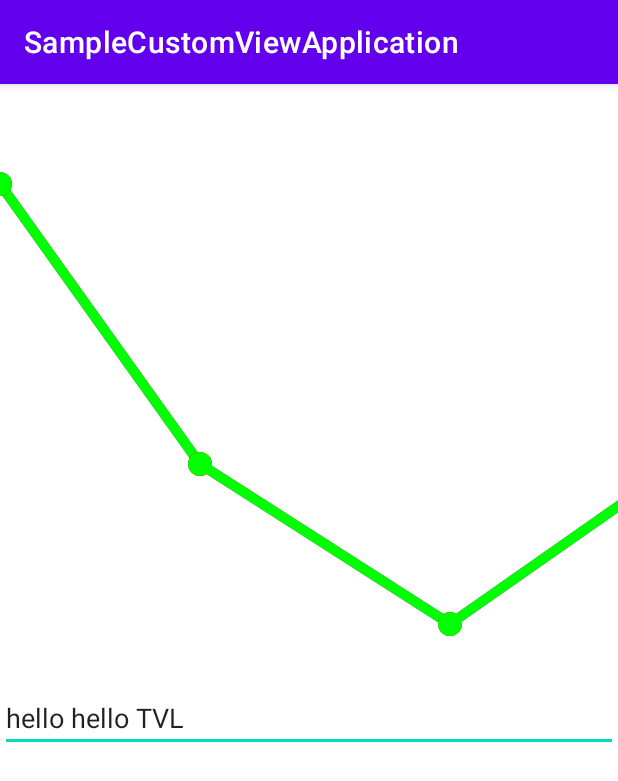
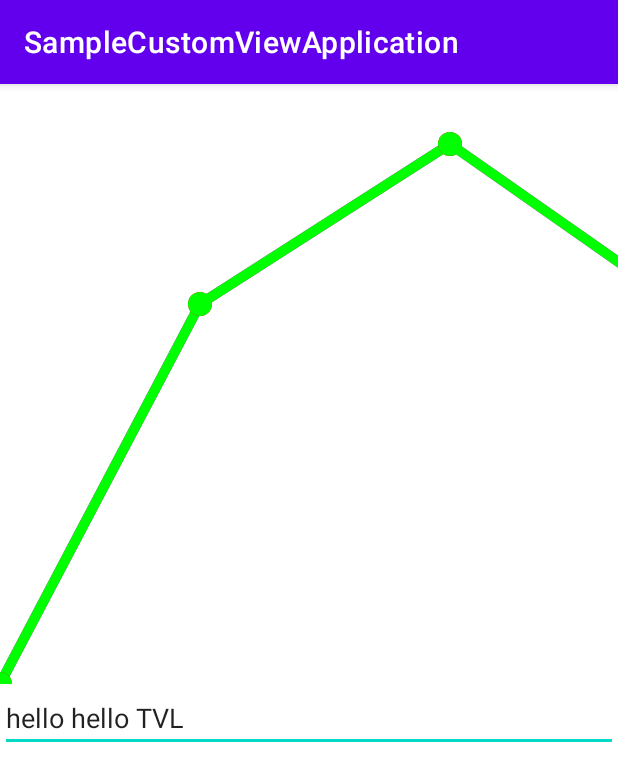
Before and after one commit to asifddlks/SampleCustomViewApplication, an Android app: the screen it shows after launch (CustomViewActivity), on a phone screen of 412 x 824 dp. Shown: the top 781 px of the screen. Run offline under Robolectric (Android 15) with nearby library versions, the phone set to English and light mode, and no system bars.

Commit message:
MultiTouchView with text points fix position

```diff
--- a/app/src/main/java/com/asifddlks/samplecustomviewapplication/CustomChartView.kt
+++ b/app/src/main/java/com/asifddlks/samplecustomviewapplication/CustomChartView.kt
@@ -42,36 +42,36 @@ class CustomChartView:View {
             if (i == 0) {
                 canvas.drawLine(
                     dataList[i].x,
-                    dataList[i].y, dataList[i + 1].x, dataList[i + 1].y, paint
+                    height-dataList[i].y, dataList[i + 1].x, height-dataList[i + 1].y, paint
                 )
                 paint.color = Color.GREEN
                 canvas.drawLine(
                     dataList[i].x,
-                    dataList[i].y, dataList[i + 1].x, dataList[i + 1].y, paint
+                    height-dataList[i].y, dataList[i + 1].x, height-dataList[i + 1].y, paint
                 )
                 paint.color = Color.RED
-                canvas.drawCircle(dataList[i].x, dataList[i].y, 12f, paint)
+                canvas.drawCircle(dataList[i].x, height-dataList[i].y, 12f, paint)
                 paint.color = Color.GREEN
-                canvas.drawCircle(dataList[i].x, dataList[i].y, 12f, paint)
+                canvas.drawCircle(dataList[i].x, height-dataList[i].y, 12f, paint)
             } else if (i > 0 && i < dataList.size - 1) {
                 canvas.drawLine(
                     dataList[i].x,
-                    dataList[i].y, dataList[i + 1].x, dataList[i + 1].y, paint
+                    height-dataList[i].y, dataList[i + 1].x, height-dataList[i + 1].y, paint
                 )
                 paint.color = Color.RED
-                canvas.drawCircle(dataList[i].x, dataList[i].y, 12f, paint)
+                canvas.drawCircle(dataList[i].x, height-dataList[i].y, 12f, paint)
                 paint.color = Color.GREEN
                 canvas.drawLine(
                     dataList[i].x,
-                    dataList[i].y, dataList[i + 1].x, dataList[i + 1].y, paint
+                    height-dataList[i].y, dataList[i + 1].x, height-dataList[i + 1].y, paint
                 )
                 paint.color = Color.GREEN
-                canvas.drawCircle(dataList[i].x, dataList[i].y, 12f, paint)
+                canvas.drawCircle(dataList[i].x, height-dataList[i].y, 12f, paint)
             } else if (i == dataList.size - 1) {
                 paint.color = Color.RED
-                canvas.drawCircle(dataList[i].x, dataList[i].y, 12f, paint)
+                canvas.drawCircle(dataList[i].x, height-dataList[i].y, 12f, paint)
                 paint.color = Color.GREEN
-                canvas.drawCircle(dataList[i].x, dataList[i].y, 12f, paint)
+                canvas.drawCircle(dataList[i].x, height-dataList[i].y, 12f, paint)
             }
         }
 
@@ -128,6 +128,8 @@ class CustomChartView:View {
                 canvas.drawCircle(xStopPointsLine2[i], yStopPointsLine2[i], 12f, paint)
             }
         }*/
+
+
     }
 
     override fun setMinimumHeight(minHeight: Int) {
--- a/app/src/main/java/com/asifddlks/samplecustomviewapplication/CustomViewActivity.kt
+++ b/app/src/main/java/com/asifddlks/samplecustomviewapplication/CustomViewActivity.kt
@@ -24,7 +24,7 @@ class CustomViewActivity : AppCompatActivity() {
         customChartView.draw()*/
 
         val dataList:MutableList<ChartModel> = ArrayList()
-        dataList.add(ChartModel(0f,100f))
+        dataList.add(ChartModel(0f,0f))
         dataList.add(ChartModel(200f, 380f   ))
         dataList.add(ChartModel(450f,540f, ))
         dataList.add(ChartModel(650f,400f ))
--- a/app/src/main/java/com/asifddlks/samplecustomviewapplication/MultiTouchView.kt
+++ b/app/src/main/java/com/asifddlks/samplecustomviewapplication/MultiTouchView.kt
@@ -16,11 +16,11 @@ import kotlin.math.abs
 class MultiTouchView @JvmOverloads constructor(context: Context,
                      attrs: AttributeSet? = null, defStyleAttr: Int = 0) : View(context, attrs, defStyleAttr) {
     //In this test, handle maximum of 2 pointer
-    val MAX_POINT_CNT = 2
+    val MAX_POINT_COUNT = 2
     private val paint = Paint(Paint.ANTI_ALIAS_FLAG)
-    var x = FloatArray(MAX_POINT_CNT)
-    var y = FloatArray(MAX_POINT_CNT)
-    var isTouch = BooleanArray(MAX_POINT_CNT)
+    var x = FloatArray(MAX_POINT_COUNT)
+    var y = FloatArray(MAX_POINT_COUNT)
+    var isTouch = BooleanArray(MAX_POINT_COUNT)
 
     var dataList:List<ChartModel> = ArrayList()
 
@@ -30,41 +30,38 @@ class MultiTouchView @JvmOverloads constructor(context: Context,
             paint.style = Paint.Style.STROKE
             paint.strokeWidth = 10f
             paint.color = Color.BLUE
-            //canvas.drawCircle(x[0], y[0], 50f, paint)
-            canvas.drawLine(findNearestPoint(x[0],dataList),0f,findNearestPoint(x[0],dataList),height.toFloat(),paint)
+            canvas.drawLine(findNearestPoint(x[0],dataList).x,0f,findNearestPoint(x[0],dataList).x,height.toFloat(),paint)
 
             paint.style = Paint.Style.FILL
             paint.color = Color.BLACK
             paint.textSize = 20f
-            canvas.drawText("x: ${findNearestPoint(x[0],dataList)} y: ${y[0]}",findNearestPoint(x[0],dataList),y[0]-80f,paint)
-
+            canvas.drawText("x: ${findNearestPoint(x[0],dataList).x} y: ${findNearestPoint(x[0],dataList).y}",findNearestPoint(x[0],dataList).x+10,height-findNearestPoint(x[0],dataList).y,paint)
         }
         if (isTouch[1]) {
             paint.style = Paint.Style.STROKE
             paint.strokeWidth = 10f
             paint.color = Color.RED
-            //canvas.drawCircle(x[1], y[1], 50f, paint)
-
-
-            canvas.drawLine(findNearestPoint(x[1],dataList),0f,findNearestPoint(x[1],dataList),height.toFloat(),paint)
+            canvas.drawLine(findNearestPoint(x[1],dataList).x,0f,findNearestPoint(x[1],dataList).x,height.toFloat(),paint)
 
             paint.style = Paint.Style.FILL
             paint.color = Color.BLACK
             paint.textSize = 20f
-            canvas.drawText("x: ${findNearestPoint(x[1],dataList)} y: ${y[1]}",findNearestPoint(x[1],dataList),y[1]-80f,paint)
+            canvas.drawText("x: ${findNearestPoint(x[1],dataList).x} y: ${findNearestPoint(x[1],dataList).y}",findNearestPoint(x[1],dataList).x+10,height-findNearestPoint(x[0],dataList).y,paint)
         }
     }
 
-    private fun findNearestPoint(touchBarValue: Float, dataList: List<ChartModel>): Float {
-        var nearestValue = 0f
+    private fun findNearestPoint(touchBarValue: Float, dataList: List<ChartModel>): ChartModel {
+        var nearestXValue = 0f
+        var nearestYValue = 0f
         var distance = Float.MAX_VALUE
         for(data in dataList){
             if(distance > abs(data.x - touchBarValue)){
                 distance = abs(data.x - touchBarValue)
-                nearestValue = data.x
+                nearestXValue = data.x
+                nearestYValue = data.y
             }
         }
-        return nearestValue
+        return ChartModel(nearestXValue,nearestYValue)
     }
 
     override fun onMeasure(widthMeasureSpec: Int, heightMeasureSpec: Int) {
@@ -80,8 +77,8 @@ class MultiTouchView @JvmOverloads constructor(context: Context,
         Log.d(this@MultiTouchView.javaClass.simpleName,"pointCnt: $pointCnt")
 
         try {
-            if (pointCnt <= MAX_POINT_CNT) {
-                if (pointerIndex <= MAX_POINT_CNT - 1) {
+            if (pointCnt <= MAX_POINT_COUNT) {
+                if (pointerIndex <= MAX_POINT_COUNT - 1) {
                     for (i in 0 until pointCnt) {
                         val id = motionEvent.getPointerId(i)
                         x[id] = motionEvent.getX(i)
```
